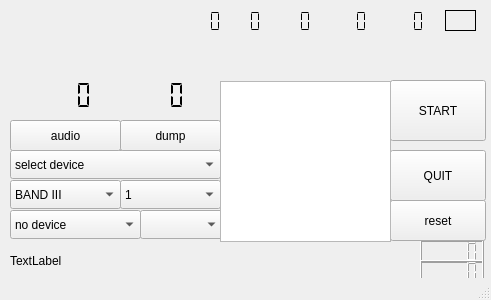
This is gui_1/gui_1.ui in AlbrechtL/welle.io as Qt 5 draws it before an edit. The edited form follows.
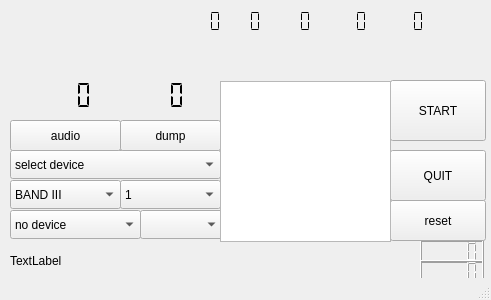
This is the edited form.

```diff
--- a/gui_1/gui_1.ui
+++ b/gui_1/gui_1.ui
@@ -323,7 +323,7 @@
      <string>&lt;html&gt;&lt;head/&gt;&lt;body&gt;&lt;p&gt;Indicator for time synchronization. Green means that the software recognizes that there are DAB frames, not necessarily that the software is able to decode the DAB stream.&lt;/p&gt;&lt;/body&gt;&lt;/html&gt;</string>
     </property>
     <property name="frameShape">
-     <enum>QFrame::Box</enum>
+     <enum>QFrame::NoFrame</enum>
     </property>
     <property name="text">
      <string/>
```
Left out of the diff: 21 changed lines with no effect on the pictures.
